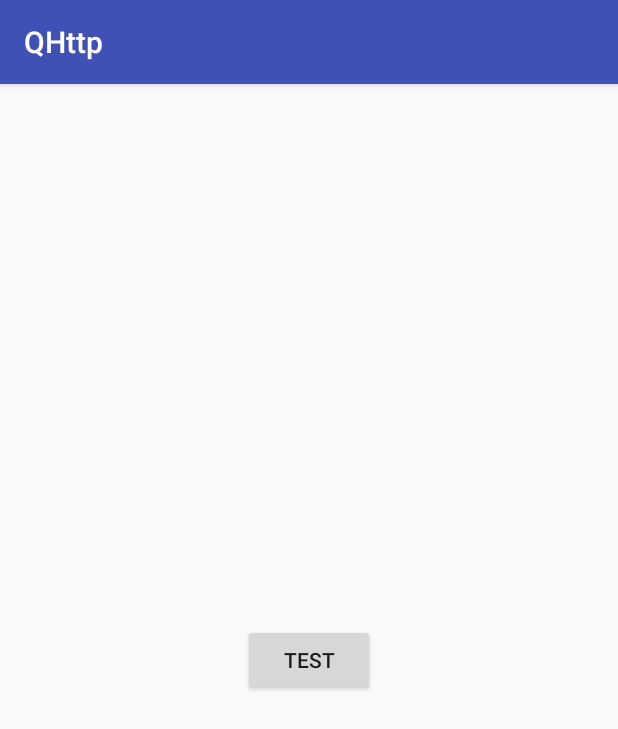
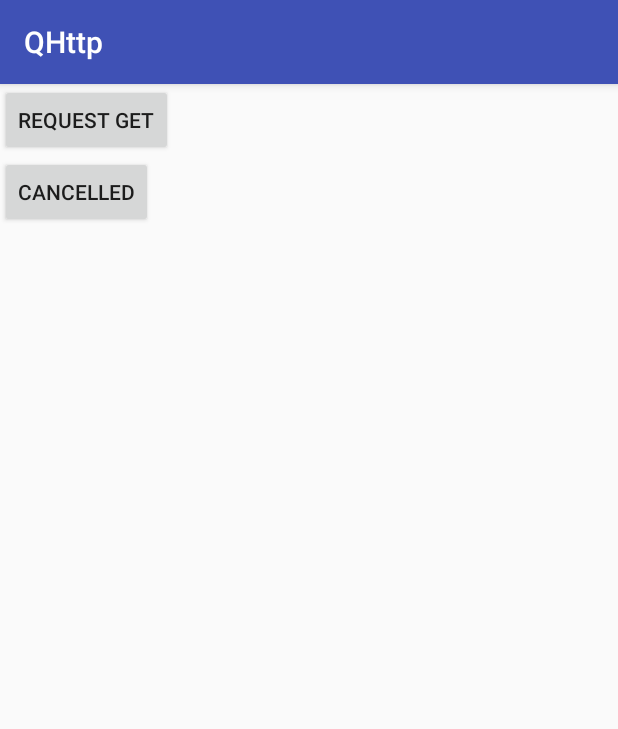
Before and after one commit to qinweiforandroid/QHttp, an Android app: the screen it shows after launch (MainActivity), on a phone screen of 412 x 824 dp. Shown: the top 729 px of the screen. Run offline under Robolectric (Android 15) with nearby library versions, the phone set to English and light mode, and no system bars.

Commit message:
新增取消请求方法

```diff
--- a/http/src/main/java/com/qw/http/callback/ICallback.java
+++ b/http/src/main/java/com/qw/http/callback/ICallback.java
@@ -46,4 +46,6 @@ public interface ICallback<T> {
      */
     T postRequest(T t);
 
+    void cancel();
+
 }
--- a/http/src/main/java/com/qw/http/core/RequestTask.java
+++ b/http/src/main/java/com/qw/http/core/RequestTask.java
@@ -27,6 +27,7 @@ public class RequestTask implements Runnable {
                     break;
                 case HttpConstants.FAIL:
                     HttpException e = (HttpException) msg.obj;
+                    e.printStackTrace();
                     if (onGlobalExceptionListener == null || onGlobalExceptionListener.onHandlerGlobalException(e)) {
                         callback.onFailure(e);
                     }
@@ -92,7 +93,8 @@ public class RequestTask implements Runnable {
     }
 
     public void cancel() {
-
+        mRequest.isCancelled = true;
+        callback.cancel();
     }
 
     public interface OnRequestTaskListener {
--- a/sample/src/main/java/com/qw/http/sample/MainActivity.java
+++ b/sample/src/main/java/com/qw/http/sample/MainActivity.java
@@ -16,6 +16,7 @@ import com.qw.http.sample.net.API;
 public class MainActivity extends AppCompatActivity implements View.OnClickListener, OnGlobalExceptionListener {
 
     private Button mHttpGetBtn;
+    private Button mHttpCancelBtn;
 
     @Override
     protected void onCreate(Bundle savedInstanceState) {
@@ -23,6 +24,8 @@ public class MainActivity extends AppCompatActivity implements View.OnClickListe
         setContentView(R.layout.activity_main);
         mHttpGetBtn = (Button) findViewById(R.id.mHttpGetBtn);
         mHttpGetBtn.setOnClickListener(this);
+        mHttpCancelBtn = (Button) findViewById(R.id.mHttpCancelBtn);
+        mHttpCancelBtn.setOnClickListener(this);
     }
 
     @Override
@@ -31,12 +34,22 @@ public class MainActivity extends AppCompatActivity implements View.OnClickListe
             case R.id.mHttpGetBtn:
                 get();
                 break;
+            case R.id.mHttpCancelBtn:
+                cancel("baidu");
+                break;
+            default:
+                break;
         }
     }
 
+    private void cancel(String tag) {
+        RequestManager.getInstance().cancel(tag);
+    }
+
     private void get() {
-        Request request = new Request(API.loadPictureList(20,2));
+        Request request = new Request(API.loadPictureList(20, 2));
         request.tag = "baidu";
+        request.delayTime = 3000;
         RequestManager.getInstance().setOnGlobalExceptionListener(this);
         RequestManager.getInstance().execute(request, new StringCallback() {
             @Override
--- a/sample/src/main/res/layout/activity_main.xml
+++ b/sample/src/main/res/layout/activity_main.xml
@@ -1,19 +1,23 @@
 <?xml version="1.0" encoding="utf-8"?>
-<android.support.constraint.ConstraintLayout xmlns:android="http://schemas.android.com/apk/res/android"
+<LinearLayout xmlns:android="http://schemas.android.com/apk/res/android"
     xmlns:app="http://schemas.android.com/apk/res-auto"
     xmlns:tools="http://schemas.android.com/tools"
     android:layout_width="match_parent"
     android:layout_height="match_parent"
+    android:orientation="vertical"
     tools:context=".MainActivity">
+
 
     <Button
         android:id="@+id/mHttpGetBtn"
         android:layout_width="wrap_content"
         android:layout_height="wrap_content"
-        android:text="test"
-        app:layout_constraintBottom_toBottomOf="parent"
-        app:layout_constraintLeft_toLeftOf="parent"
-        app:layout_constraintRight_toRightOf="parent"
-        app:layout_constraintTop_toTopOf="parent" />
+        android:text="request GET" />
 
-</android.support.constraint.ConstraintLayout>
+    <Button
+        android:id="@+id/mHttpCancelBtn"
+        android:layout_width="wrap_content"
+        android:layout_height="wrap_content"
+        android:text="cancelled" />
+
+</LinearLayout>
```
Also changed, not shown: http/src/main/java/com/qw/http/callback/AbstractCallback.java (+19 -0 lines), http/src/main/java/com/qw/http/core/HttpURLConnectionHttpEngine.java (+51 -50 lines), http/src/main/java/com/qw/http/core/Request.java (+15 -0 lines).
